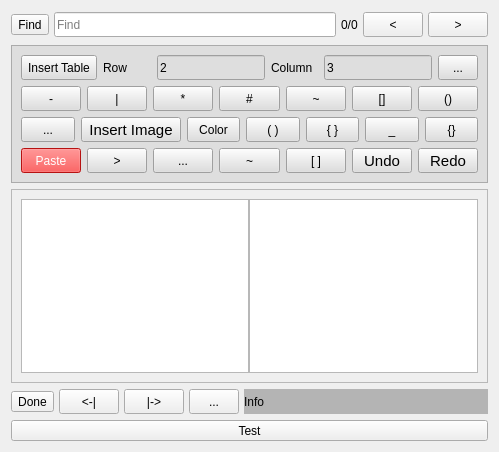
This is src/Notes.ui in ic005k/Knot-Legacy as Qt 5 draws it before an edit. The edited form follows.
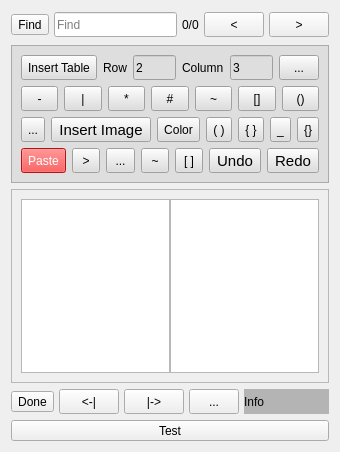
This is the edited form. Icons and pictures are not drawn.

The edit to the form file:
```diff
--- a/src/Notes.ui
+++ b/src/Notes.ui
@@ -6,7 +6,7 @@
    <rect>
     <x>0</x>
     <y>0</y>
-    <width>499</width>
+    <width>292</width>
     <height>452</height>
    </rect>
   </property>
```
